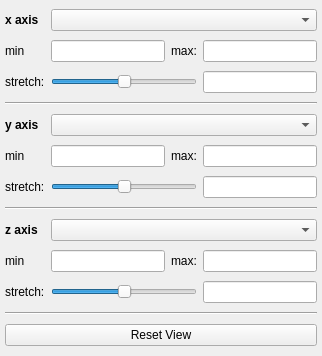
Above: glue_vispy_viewers/common/viewer_options.ui from glue-viz/glue-vispy-viewers before the change. Below: the same form after it.
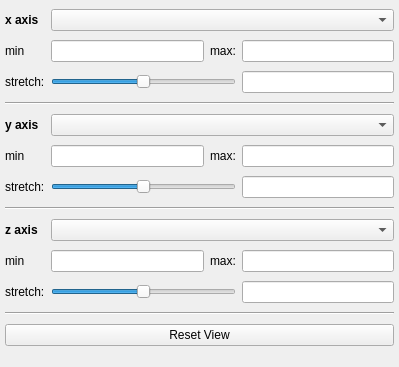
That is the form after the change.

Commit message: Implemented generic viewer options for Vispy viewers

The edit to the form file:
```diff
--- a/glue_vispy_viewers/common/viewer_options.ui
+++ b/glue_vispy_viewers/common/viewer_options.ui
@@ -6,8 +6,8 @@
    <rect>
     <x>0</x>
     <y>0</y>
-    <width>322</width>
-    <height>356</height>
+    <width>399</width>
+    <height>367</height>
    </rect>
   </property>
   <property name="windowTitle">
@@ -64,7 +64,11 @@
     </widget>
    </item>
    <item row="2" column="3">
-    <widget class="QLineEdit" name="value_x_stretch"/>
+    <widget class="QLineEdit" name="value_x_stretch">
+     <property name="alignment">
+      <set>Qt::AlignRight|Qt::AlignTrailing|Qt::AlignVCenter</set>
+     </property>
+    </widget>
    </item>
    <item row="1" column="1">
     <widget class="QLineEdit" name="value_x_min"/>
@@ -94,7 +98,11 @@
     </widget>
    </item>
    <item row="6" column="3">
-    <widget class="QLineEdit" name="value_y_stretch"/>
+    <widget class="QLineEdit" name="value_y_stretch">
+     <property name="alignment">
+      <set>Qt::AlignRight|Qt::AlignTrailing|Qt::AlignVCenter</set>
+     </property>
+    </widget>
    </item>
    <item row="4" column="0">
     <widget class="QLabel" name="x_lab">
@@ -213,7 +221,11 @@
     <widget class="QComboBox" name="combo_z_attribute"/>
    </item>
    <item row="10" column="3">
-    <widget class="QLineEdit" name="value_z_stretch"/>
+    <widget class="QLineEdit" name="value_z_stretch">
+     <property name="alignment">
+      <set>Qt::AlignRight|Qt::AlignTrailing|Qt::AlignVCenter</set>
+     </property>
+    </widget>
    </item>
    <item row="9" column="1">
     <widget class="QLineEdit" name="value_z_min"/>
```
The commit also changes 1 other file.
